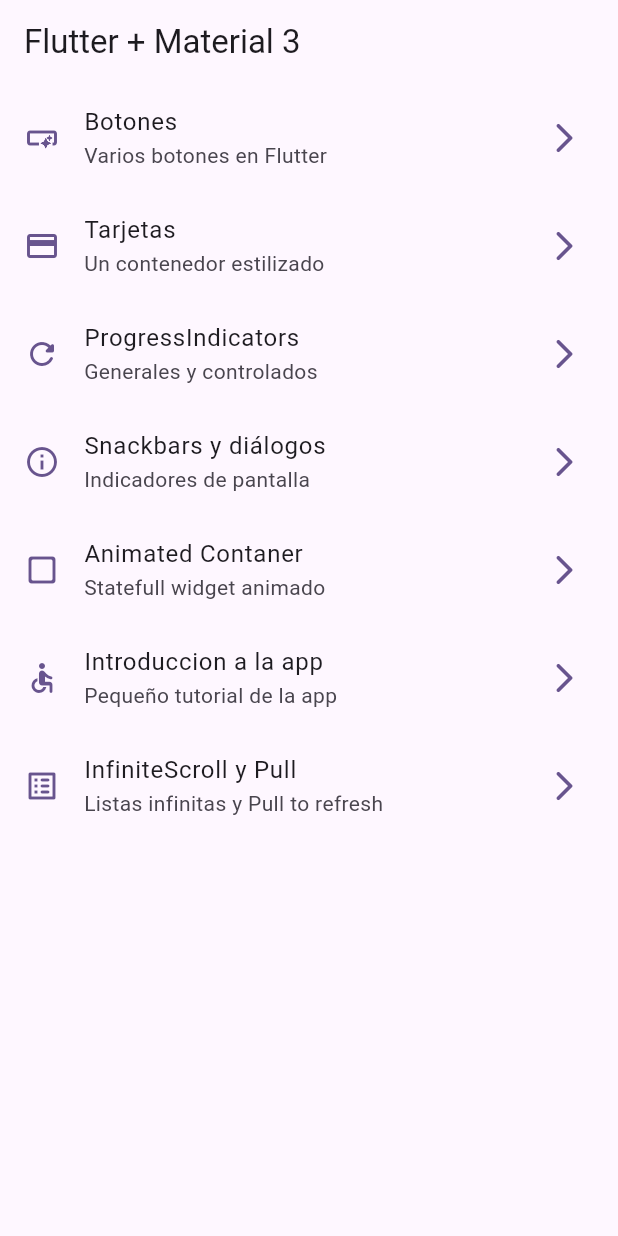
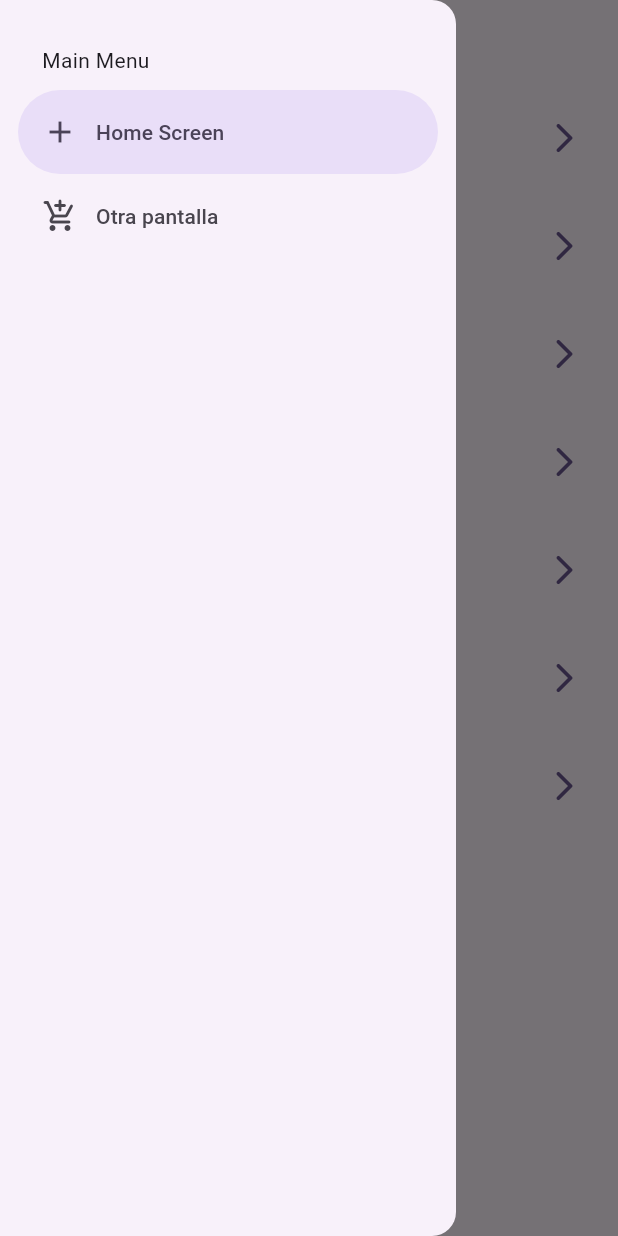
Before and after one commit to HerrWolf/widgets_app, a Flutter app: the screen it shows after launch, with the side drawer open (before the commit the screen has no drawer), on a phone screen of 412 x 824 dp. Run offline on Flutter 3.47's test engine with Material 3 defaults, Android fonts, the phone set to English and light mode, and no system bars; our stand-ins replace animate_do, go_router.

Commit message:
seccion 11 clase 4

```diff
--- a/lib/presentation/screens/home/home_screen.dart
+++ b/lib/presentation/screens/home/home_screen.dart
@@ -1,6 +1,7 @@
 import 'package:flutter/material.dart';
 import 'package:go_router/go_router.dart';
 import 'package:widgets_app/config/menu/menu_items.dart';
+import 'package:widgets_app/presentation/widgets/side_menu.dart';
 
 class HomeScreen extends StatelessWidget {
   static const String name = 'home_screen';
@@ -14,6 +15,7 @@ class HomeScreen extends StatelessWidget {
         title: const Text('Flutter + Material 3'),
       ),
       body: _HomeView(),
+      drawer: const SideMenu(),
     );
   }
 }
--- /dev/null
+++ b/lib/presentation/widgets/side_menu.dart
@@ -0,0 +1,39 @@
+import 'package:flutter/material.dart';
+
+class SideMenu extends StatefulWidget {
+  const SideMenu({super.key});
+
+  @override
+  State<SideMenu> createState() => _SideMenuState();
+}
+
+class _SideMenuState extends State<SideMenu> {
+
+  int navDrawerIndex = 0;
+
+  @override
+  Widget build(BuildContext context) {
+    return NavigationDrawer(
+      selectedIndex: navDrawerIndex,
+      onDestinationSelected: (value) {
+        setState(() {
+          navDrawerIndex = value;
+        });
+      },
+      children: const [
+        Padding(
+          padding: EdgeInsets.fromLTRB(28, 30, 16, 10),
+          child: Text('Main Menu')
+        ),
+        NavigationDrawerDestination(
+          icon: Icon(Icons.add),
+          label: Text('Home Screen'),
+        ),
+        NavigationDrawerDestination(
+          icon: Icon(Icons.add_shopping_cart_rounded),
+          label: Text('Otra pantalla'),
+        ),
+      ],
+    );
+  }
+}
```
